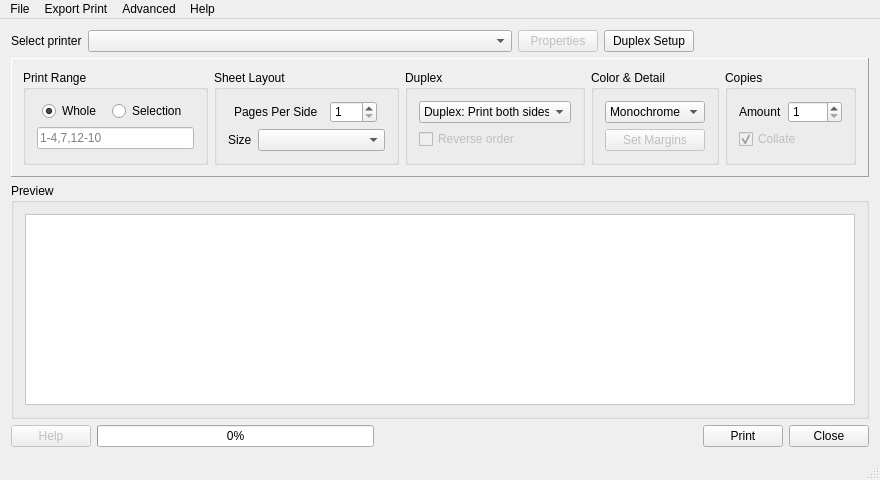
First picture: the form in src/printerdialog.ui, repository Cuperino/Duplex-Printer, before the edit.
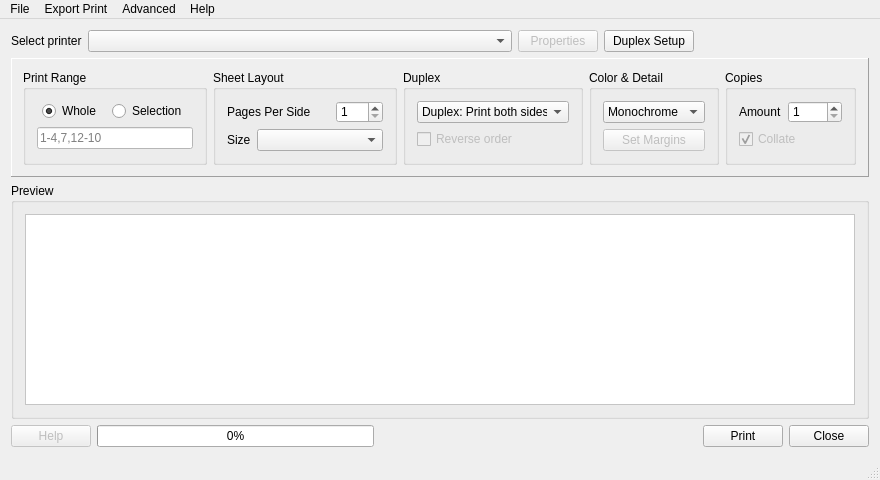
Second picture: the form after the edit. Icons and pictures are not drawn.

What changed in the file:
```diff
--- a/src/printerdialog.ui
+++ b/src/printerdialog.ui
@@ -191,8 +191,8 @@
         <rect>
          <x>0</x>
          <y>0</y>
-         <width>860</width>
-         <height>116</height>
+         <width>872</width>
+         <height>137</height>
         </rect>
        </property>
        <layout class="QHBoxLayout" name="horizontalLayout_8">
@@ -287,7 +287,7 @@
         <item>
          <widget class="QGroupBox" name="groupBoxLayout">
           <property name="sizePolicy">
-           <sizepolicy hsizetype="Ignored" vsizetype="Preferred">
+           <sizepolicy hsizetype="Preferred" vsizetype="Preferred">
             <horstretch>1</horstretch>
             <verstretch>0</verstretch>
            </sizepolicy>
@@ -313,7 +313,7 @@
              <item>
               <widget class="QLabel" name="labelPagesPerSide">
                <property name="sizePolicy">
-                <sizepolicy hsizetype="Fixed" vsizetype="Preferred">
+                <sizepolicy hsizetype="Ignored" vsizetype="Preferred">
                  <horstretch>0</horstretch>
                  <verstretch>0</verstretch>
                 </sizepolicy>
@@ -485,9 +485,6 @@
              <property name="styleSheet">
               <string notr="true">background-color: none;</string>
              </property>
-             <property name="sizeAdjustPolicy">
-              <enum>QComboBox::AdjustToMinimumContentsLength</enum>
-             </property>
              <item>
               <property name="text">
                <string>Monochrome</string>
```
Left out of the diff: 4 changed lines with no effect on the pictures.
